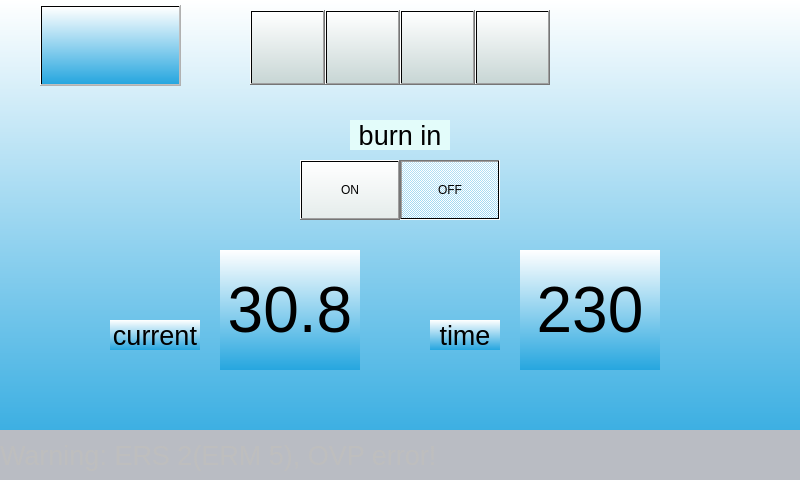
This is mainwindow.ui in Keithsys730/ERC_UI_DEMO as Qt 5 draws it before an edit. The edited form follows.
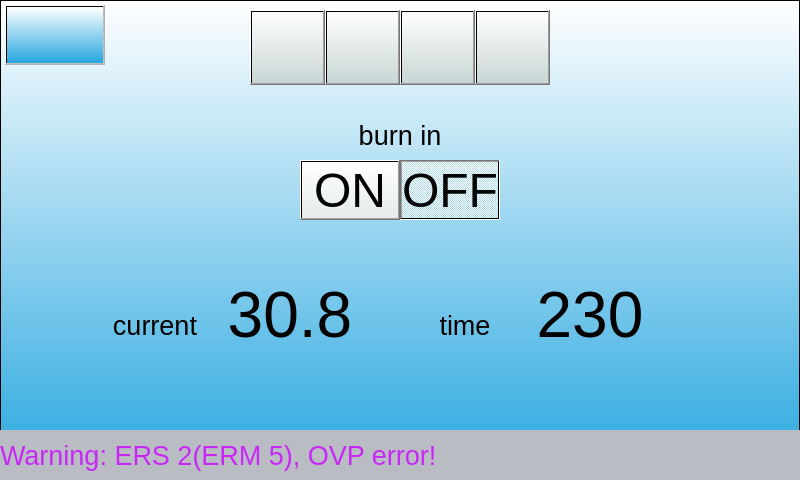
This is the edited form. Icons and pictures are not drawn.

Commit message: Add base frames for each screen for ui background color...etc.

Diff of the .ui file:
```diff
--- a/mainwindow.ui
+++ b/mainwindow.ui
@@ -33,12 +33,14 @@
     <pointsize>36</pointsize>
    </font>
   </property>
+  <property name="mouseTracking">
+   <bool>true</bool>
+  </property>
   <property name="windowTitle">
    <string>MainWindow</string>
   </property>
   <property name="styleSheet">
-   <string notr="true">background-color: qlineargradient(spread:pad, x1:0, y1:1, x2:0, y2:0, stop:0 rgba(38, 166, 223, 255), stop:1 rgba(255, 255, 255, 255));
-</string>
+   <string notr="true"/>
   </property>
   <property name="locale">
    <locale language="Chinese" country="China"/>
@@ -61,7 +63,7 @@
      <string/>
     </property>
     <property name="default">
-     <bool>true</bool>
+     <bool>false</bool>
     </property>
     <property name="flat">
      <bool>false</bool>
@@ -84,7 +86,7 @@
      <string/>
     </property>
     <property name="default">
-     <bool>true</bool>
+     <bool>false</bool>
     </property>
     <property name="flat">
      <bool>false</bool>
@@ -107,7 +109,7 @@
      <string/>
     </property>
     <property name="default">
-     <bool>true</bool>
+     <bool>false</bool>
     </property>
     <property name="flat">
      <bool>false</bool>
@@ -130,7 +132,7 @@
      <string/>
     </property>
     <property name="default">
-     <bool>true</bool>
+     <bool>false</bool>
     </property>
     <property name="flat">
      <bool>false</bool>
@@ -151,7 +153,7 @@
      </font>
     </property>
     <property name="styleSheet">
-     <string notr="true">background-color: rgb(227, 252, 250);</string>
+     <string notr="true"/>
     </property>
     <property name="text">
      <string>burn in</string>
@@ -210,7 +212,7 @@
      <bool>true</bool>
     </property>
     <property name="default">
-     <bool>true</bool>
+     <bool>false</bool>
     </property>
    </widget>
    <widget class="QLabel" name="statusLabel">
@@ -231,7 +233,8 @@
      </font>
     </property>
     <property name="styleSheet">
-     <string notr="true">background-color: rgb(185, 188, 195);</string>
+     <string notr="true">background-color: rgb(185, 188, 195);
+color: rgb(201, 39, 247);</string>
     </property>
     <property name="text">
      <string>Warning: ERS 2(ERM 5), OVP error!</string>
@@ -244,7 +247,7 @@
     <property name="geometry">
      <rect>
       <x>110</x>
-      <y>320</y>
+      <y>310</y>
       <width>90</width>
       <height>30</height>
      </rect>
@@ -268,9 +271,9 @@
     <property name="geometry">
      <rect>
       <x>220</x>
-      <y>250</y>
+      <y>260</y>
       <width>140</width>
-      <height>120</height>
+      <height>110</height>
      </rect>
     </property>
     <property name="font">
@@ -289,9 +292,9 @@
     <property name="geometry">
      <rect>
       <x>520</x>
-      <y>250</y>
+      <y>260</y>
       <width>140</width>
-      <height>120</height>
+      <height>110</height>
      </rect>
     </property>
     <property name="font">
@@ -310,7 +313,7 @@
     <property name="geometry">
      <rect>
       <x>430</x>
-      <y>320</y>
+      <y>310</y>
       <width>70</width>
       <height>30</height>
      </rect>
@@ -327,25 +330,60 @@
      <set>Qt::AlignCenter</set>
     </property>
    </widget>
-   <widget class="QPushButton" name="returnMainButton">
-    <property name="enabled">
-     <bool>false</bool>
-    </property>
+   <widget class="QFrame" name="baseFrame">
     <property name="geometry">
      <rect>
-      <x>40</x>
-      <y>5</y>
-      <width>141</width>
-      <height>81</height>
+      <x>0</x>
+      <y>0</y>
+      <width>800</width>
+      <height>480</height>
      </rect>
     </property>
+    <property name="mouseTracking">
+     <bool>false</bool>
+    </property>
     <property name="styleSheet">
-     <string notr="true">border-image: url(:/buttonphotos/Meanwell.png);</string>
+     <string notr="true">background-color: qlineargradient(spread:pad, x1:0, y1:1, x2:0, y2:0, stop:0 rgba(38, 166, 223, 255), stop:1 rgba(255, 255, 255, 255));</string>
     </property>
-    <property name="text">
-     <string/>
+    <property name="frameShape">
+     <enum>QFrame::StyledPanel</enum>
     </property>
+    <property name="frameShadow">
+     <enum>QFrame::Raised</enum>
+    </property>
+    <widget class="QPushButton" name="returnMainButton">
+     <property name="enabled">
+      <bool>false</bool>
+     </property>
+     <property name="geometry">
+      <rect>
+       <x>5</x>
+       <y>5</y>
+       <width>100</width>
+       <height>60</height>
+      </rect>
+     </property>
+     <property name="styleSheet">
+      <string notr="true">border-image: url(:/buttonphotos/Meanwell.png);</string>
+     </property>
+     <property name="text">
+      <string/>
+     </property>
+    </widget>
    </widget>
+   <zorder>baseFrame</zorder>
+   <zorder>settingButton</zorder>
+   <zorder>logButton</zorder>
+   <zorder>statusButton</zorder>
+   <zorder>informationButton</zorder>
+   <zorder>burnLabel</zorder>
+   <zorder>burnOnButton</zorder>
+   <zorder>burnOffButton</zorder>
+   <zorder>statusLabel</zorder>
+   <zorder>modeLabel</zorder>
+   <zorder>burnSetLabel</zorder>
+   <zorder>burnTimeLabel</zorder>
+   <zorder>timeLabel_3</zorder>
   </widget>
  </widget>
  <layoutdefault spacing="6" margin="11"/>
```
The commit also changes 4 other files.
